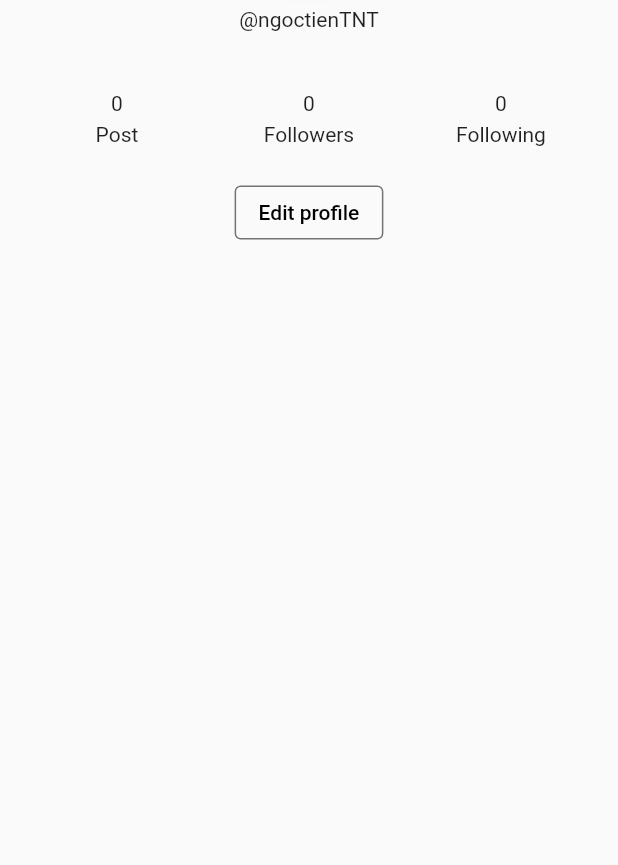
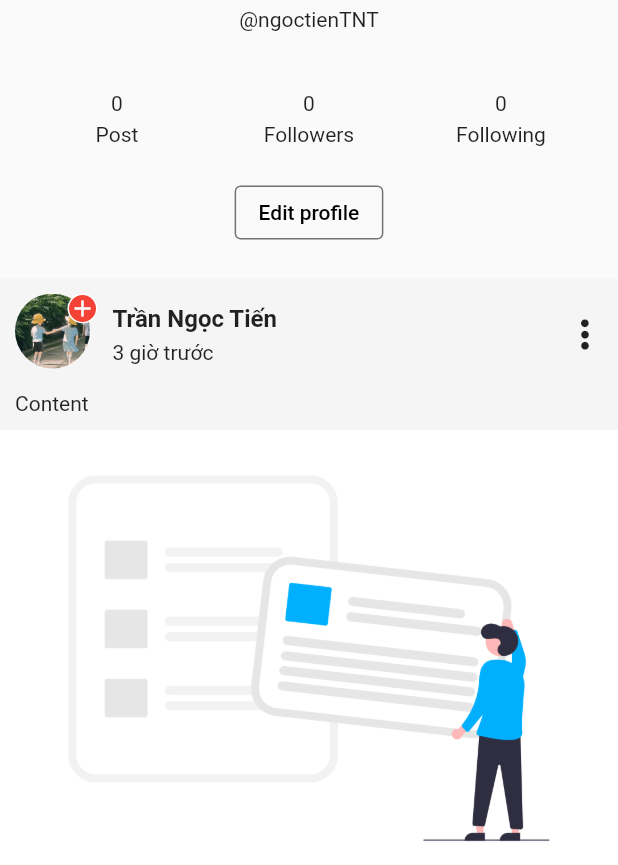
Before and after one commit to ngoctienUIT/PhotoMe, a Flutter app: the ProfilePage screen opened directly, on a phone screen of 412 x 824 dp, the part 371-1236 px from its top. Run offline on Flutter 3.47's test engine with Material 2 defaults, Android fonts, the light colour scheme and no system bars; our stand-ins replace firebase_core, flutter_bloc, font_awesome_flutter, image_cropper, image_picker, permission_handler and 1 more; accounts and stored records are empty.

Commit message:
update view post
Cập nhật xem bài viết

```diff
--- /dev/null
+++ b/lib/src/data/model/post.dart
@@ -0,0 +1 @@
+class Post {}
--- /dev/null
+++ b/lib/src/presentation/home/widgets/post_item.dart
@@ -0,0 +1,124 @@
+import 'package:flutter/material.dart';
+import 'package:font_awesome_flutter/font_awesome_flutter.dart';
+import 'package:photo_me/src/presentation/view_post/screen/view_post_page.dart';
+
+import '../../../controls/function/route_function.dart';
+
+class PostItem extends StatelessWidget {
+  const PostItem({Key? key}) : super(key: key);
+
+  @override
+  Widget build(BuildContext context) {
+    return InkWell(
+      onTap: () {},
+      child: Container(
+        color: const Color(0xFFF5F5F5),
+        child: Column(
+          children: [
+            Padding(
+              padding: const EdgeInsets.all(10),
+              child: infoPost(),
+            ),
+            const Padding(
+              padding: EdgeInsets.fromLTRB(10, 0, 10, 10),
+              child: Align(
+                alignment: Alignment.centerLeft,
+                child: Text("Content"),
+              ),
+            ),
+            Image.asset("assets/images/post.png"),
+            Padding(
+              padding: const EdgeInsets.symmetric(vertical: 10),
+              child: Row(
+                mainAxisAlignment: MainAxisAlignment.spaceEvenly,
+                children: [
+                  actionItem(FontAwesomeIcons.heart, 1, "Like", () {}),
+                  actionItem(FontAwesomeIcons.comment, 1, "Comment", () {
+                    Navigator.of(context).push(createRoute(
+                      screen: const ViewPostPage(),
+                      begin: const Offset(0, 1),
+                    ));
+                  }),
+                ],
+              ),
+            )
+          ],
+        ),
+      ),
+    );
+  }
+
+  Widget infoPost() {
+    return Row(
+      children: [
+        SizedBox(
+          height: 55,
+          width: 55,
+          child: Stack(
+            children: [
+              ClipOval(
+                child: Image.asset("assets/images/avatar.jpg", height: 50),
+              ),
+              Positioned(
+                right: 0,
+                top: 0,
+                child: InkWell(
+                  onTap: () {},
+                  child: Container(
+                    height: 20,
+                    width: 20,
+                    decoration: BoxDecoration(
+                      color: Colors.red,
+                      borderRadius: BorderRadius.circular(90),
+                      border: Border.all(color: Colors.white, width: 1),
+                    ),
+                    child: const Icon(
+                      Icons.add,
+                      size: 18,
+                      color: Colors.white,
+                    ),
+                  ),
+                ),
+              ),
+            ],
+          ),
+        ),
+        const SizedBox(width: 10),
+        Column(
+          crossAxisAlignment: CrossAxisAlignment.start,
+          children: [
+            InkWell(
+              onTap: () {},
+              child: const Text(
+                "Trần Ngọc Tiến",
+                style: TextStyle(fontSize: 16, fontWeight: FontWeight.bold),
+              ),
+            ),
+            const SizedBox(height: 5),
+            const Text("3 giờ trước"),
+          ],
+        ),
+        const Spacer(),
+        InkWell(
+          onTap: () {},
+          child: const Icon(FontAwesomeIcons.ellipsisVertical),
+        ),
+      ],
+    );
+  }
+
+  Widget actionItem(
+    IconData icon,
+    int number,
+    String text,
+    VoidCallback onPress,
+  ) {
+    return Row(
+      children: [
+        InkWell(onTap: onPress, child: Icon(icon)),
+        const SizedBox(width: 5),
+        Text("$number $text")
+      ],
+    );
+  }
+}
--- a/lib/src/presentation/profile/screen/profile_page.dart
+++ b/lib/src/presentation/profile/screen/profile_page.dart
@@ -1,5 +1,6 @@
 import 'package:flutter/material.dart';
 import 'package:font_awesome_flutter/font_awesome_flutter.dart';
+import 'package:photo_me/src/presentation/home/widgets/post_item.dart';
 import 'package:photo_me/src/presentation/message/screen/message_page.dart';
 import 'package:photo_me/src/presentation/setting/screen/setting_page.dart';
 
@@ -21,7 +22,7 @@ class ProfilePage extends StatelessWidget {
           onTap: () {
             Navigator.of(context).push(createRoute(
               screen: const SettingPage(),
-              begin: const Offset(1, 0),
+              begin: const Offset(-1, 0),
             ));
           },
         ),
@@ -40,7 +41,8 @@ class ProfilePage extends StatelessWidget {
           ),
         ],
       ),
-      body: SafeArea(
+      body: SingleChildScrollView(
+        physics: const BouncingScrollPhysics(),
         child: Column(
           children: [
             Material(
@@ -84,6 +86,20 @@ class ProfilePage extends StatelessWidget {
                 ));
               },
               child: const Text("Edit profile"),
+            ),
+            // const PostItem(),
+            ListView.builder(
+              shrinkWrap: true,
+              physics: const NeverScrollableScrollPhysics(),
+              itemCount: 5,
+              itemBuilder: (context, index) {
+                return Column(
+                  children: const [
+                    SizedBox(height: 20),
+                    PostItem(),
+                  ],
+                );
+              },
             )
           ],
         ),
```
Also changed, not shown: lib/src/presentation/view_post/screen/view_post_page.dart (added, +96 -0 lines).
